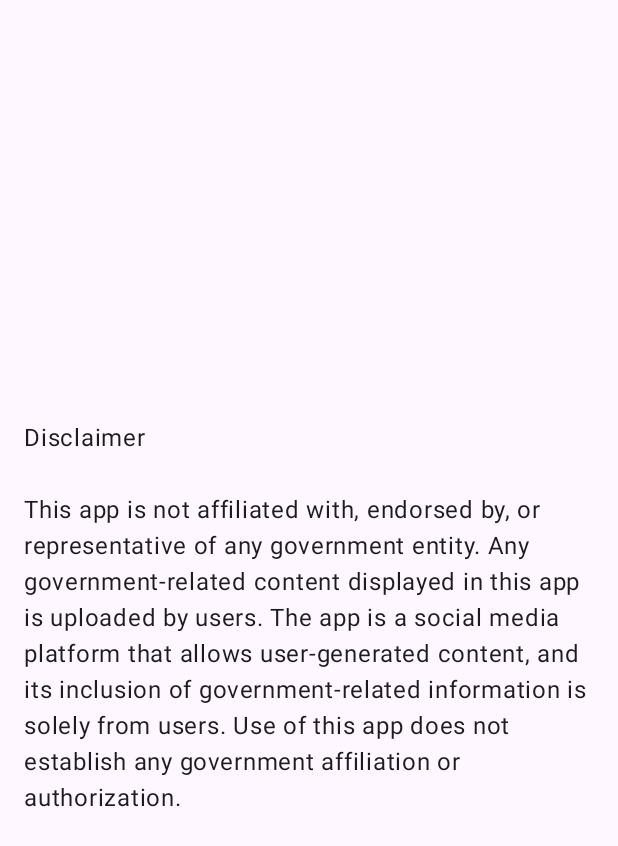
After one commit to Liam-Robertson/openparty, an Android app built with Jetpack Compose: the composable SettingsScreen shown on its own in the app's theme, on a phone screen of 412 x 824 dp. The commit adds this screen. Shown: the top 846 px of the screen. Run offline under Robolectric (Android 15) with nearby library versions, the phone set to English and light mode, and no system bars.

Commit message:
added settings screen disclaimer

```diff
--- a/composeApp/build.gradle.kts
+++ b/composeApp/build.gradle.kts
@@ -84,8 +84,8 @@ android {
         applicationId = "com.openparty.app"
         minSdk = libs.versions.android.minSdk.get().toInt()
         targetSdk = libs.versions.android.targetSdk.get().toInt()
-        versionCode = 1
-        versionName = "1.0"
+        versionCode = 2
+        versionName = "2.2"
     }
     packaging {
         resources {
--- /dev/null
+++ b/composeApp/src/commonMain/kotlin/com/openparty/app/features/utils/feature_settings/presentation/SettingsScreen.kt
@@ -0,0 +1,32 @@
+//File: composeApp/src/commonMain/kotlin/com/openparty/app/features/utils/feature_settings/presentation/SettingsScreen.kt
+package com.openparty.app.features.utils.feature_settings.presentation
+
+import androidx.compose.foundation.layout.Box
+import androidx.compose.foundation.layout.fillMaxSize
+import androidx.compose.foundation.layout.padding
+import androidx.compose.material3.MaterialTheme
+import androidx.compose.material3.Text
+import androidx.compose.runtime.Composable
+import androidx.compose.ui.Alignment
+import androidx.compose.ui.Modifier
+import androidx.compose.ui.unit.dp
+
+@Composable
+fun SettingsScreen() {
+    Box(
+        modifier = Modifier
+            .fillMaxSize()
+            .padding(16.dp),
+        contentAlignment = Alignment.Center
+    ) {
+        Text(
+            text = "Disclaimer\n\n" +
+                    "This app is not affiliated with, endorsed by, or representative of any government entity. " +
+                    "Any government-related content displayed in this app is uploaded by users. " +
+                    "The app is a social media platform that allows user-generated content, and its inclusion of " +
+                    "government-related information is solely from users. " +
+                    "Use of this app does not establish any government affiliation or authorization.",
+            style = MaterialTheme.typography.bodyLarge
+        )
+    }
+}
--- a/composeApp/src/commonMain/kotlin/com/openparty/app/navigation/Screen.kt
+++ b/composeApp/src/commonMain/kotlin/com/openparty/app/navigation/Screen.kt
@@ -16,6 +16,7 @@ sealed class Screen(val route: String) {
     @Serializable object DiscussionsPreview : Screen("discussions_preview")
     @Serializable object CouncilMeetingsPreview : Screen("council_meetings_preview")
     @Serializable object AddDiscussion : Screen("add_discussion")
+    @Serializable object Settings : Screen("settings")
 
     @Serializable
     data class DiscussionsArticle(val discussionId: String) : Screen("discussions_article/{discussionId}") {
--- a/gradle/libs.versions.toml
+++ b/gradle/libs.versions.toml
@@ -1,5 +1,5 @@
 [versions]
-agp = "8.8.0"
+agp = "8.8.1"
 android-compileSdk = "35"
 android-minSdk = "24"
 android-targetSdk = "34"
```
Also changed, not shown: composeApp/src/commonMain/kotlin/com/openparty/app/navigation/AppNavigation.kt (+27 -6 lines), composeApp/src/commonMain/kotlin/com/openparty/app/navigation/NavigationFooter.kt (+8 -7 lines), 1 other file.
